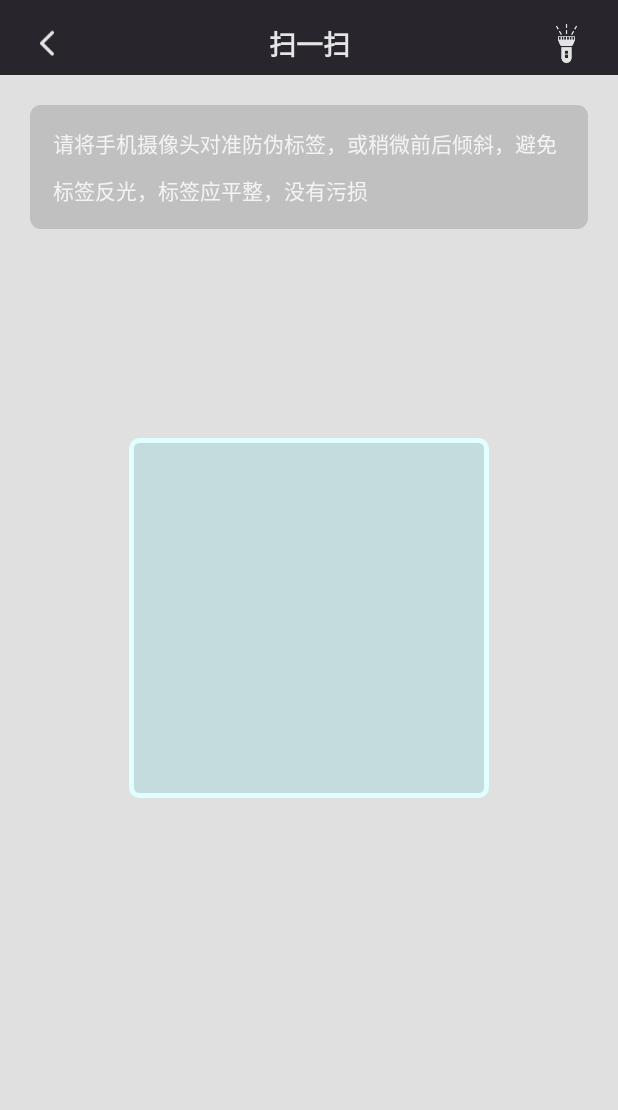
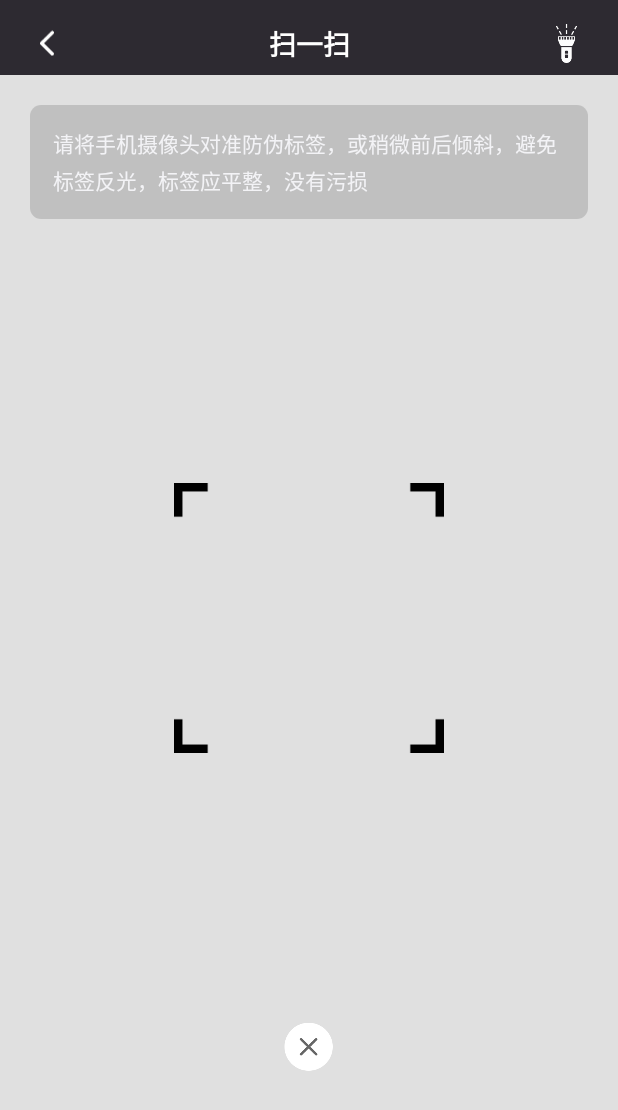
Before and after one commit to hehaihao/ScanSdk, an Android app: the HwScanApiActivity screen opened directly, with no data from a screen before it, on a phone screen of 412 x 824 dp. Shown: the top 1110 px of the screen. Run offline under Robolectric (Android 15) with nearby library versions, the light colour scheme and no system bars; libraries missing offline, so code that uses them is left out: com.huawei.hms; 6 statements that could not run were skipped.

Commit message:
优化华为扫码界面UI

```diff
--- a/scan_lib/src/main/java/com/xm6leefun/scan_lib/HwScanApiActivity.java
+++ b/scan_lib/src/main/java/com/xm6leefun/scan_lib/HwScanApiActivity.java
@@ -10,6 +10,8 @@ import android.provider.MediaStore;
 import android.text.TextUtils;
 import android.util.DisplayMetrics;
 import android.view.View;
+import android.view.animation.Animation;
+import android.view.animation.TranslateAnimation;
 import android.widget.FrameLayout;
 import android.widget.ImageView;
 import android.widget.LinearLayout;
@@ -28,6 +30,8 @@ public class HwScanApiActivity extends Activity {
 
     protected FrameLayout frameLayout;
     protected RemoteView remoteView;
+    private ImageView scan_area;
+    private ImageView iv_line;
     int mScreenWidth;
     int mScreenHeight;
     //The width and height of scan_view_finder is both 240 dp.
@@ -54,6 +58,8 @@ public class HwScanApiActivity extends Activity {
         super.onCreate(savedInstanceState);
         setContentView(R.layout.activity_hw_scan_api);
         // Bind the camera preview screen.
+        scan_area = findViewById(R.id.scan_area);
+        iv_line = findViewById(R.id.iv_line);
         frameLayout = findViewById(R.id.rim);
         tvTitle = findViewById(R.id.base_topBar_tv_title);
         tvTitle.setText(getString(R.string.scan_api_title));
@@ -92,6 +98,8 @@ public class HwScanApiActivity extends Activity {
         remoteView.onCreate(savedInstanceState);
         FrameLayout.LayoutParams params = new FrameLayout.LayoutParams(LinearLayout.LayoutParams.MATCH_PARENT, LinearLayout.LayoutParams.MATCH_PARENT);
         frameLayout.addView(remoteView, params);
+
+        animateLine();
     }
 
     /**
@@ -182,4 +190,24 @@ public class HwScanApiActivity extends Activity {
     public void rightClick(View view) {
         remoteView.switchLight();
     }
+
+    @Override
+    public void onWindowFocusChanged(boolean hasFocus) {
+        super.onWindowFocusChanged(hasFocus);
+        animateLine();
+    }
+
+    private void animateLine() {
+        // 模拟的mPreviewView的左右上下坐标坐标
+        int left = scan_area.getLeft() / 2;
+        int top = scan_area.getTop() + 30;
+        int bottom = scan_area.getBottom() - 50;
+
+        TranslateAnimation tAnim = new TranslateAnimation(0, 0, top, bottom);//设置视图上下移动的位置
+        tAnim .setDuration(1800);
+        tAnim .setRepeatCount(Animation.INFINITE);
+        tAnim .setRepeatMode(Animation.REVERSE);
+        iv_line.setAnimation(tAnim);
+        tAnim.startNow();
+    }
 }
--- a/scan_lib/src/main/res/drawable/cloors.xml
+++ b/scan_lib/src/main/res/drawable/cloors.xml
@@ -1,8 +1,8 @@
 <?xml version="1.0" encoding="utf-8"?>
 <shape xmlns:android="http://schemas.android.com/apk/res/android"
     android:shape="rectangle">
-    <stroke android:width="3dp" android:color="#e1ffff"/>
-    <solid android:color="#1f00BCD4"/>
+    <stroke android:width="3dp" android:color="#000"/>
+    <solid android:color="#00000000"/>
     <corners android:radius="5dip"/>
     <padding
         android:left="2dp"
--- a/scan_lib/src/main/res/layout/activity_hw_scan_api.xml
+++ b/scan_lib/src/main/res/layout/activity_hw_scan_api.xml
@@ -14,8 +14,6 @@
       android:layout_width="match_parent"
       android:layout_height="match_parent">
 
-    <include layout="@layout/scan_sdk_top_bar"/>
-
     <ImageView
         android:layout_width="match_parent"
         android:layout_height="match_parent"
@@ -30,18 +28,41 @@
         android:background="@drawable/shape_rectangle_a1_50a"
         android:textColor="#f3f3f6"
         android:text="@string/scan_api_tips"
-        android:lineSpacingMultiplier="1.5"
+        android:lineSpacingMultiplier="1.2"
         android:layout_margin="20dp"
         android:padding="15dp"
         android:layout_below="@id/base_topBar_lin_main"/>
 
     <ImageView
         android:id="@+id/scan_area"
-        android:layout_width="240dp"
-        android:layout_height="240dp"
+        android:layout_width="180dp"
+        android:layout_height="180dp"
         android:layout_centerInParent="true"
         android:layout_centerHorizontal="true"
-        android:background="@drawable/cloors" />
+        android:src="@mipmap/scan_api_scanner_bg" />
+
+    <ImageView
+        android:id="@+id/iv_line"
+        android:layout_width="120dp"
+        android:layout_height="5dp"
+        android:layout_centerHorizontal="true"
+        android:src="@mipmap/scan_api_scanner_line"
+        android:scaleType="fitXY"
+        />
+
+    <ImageView
+        android:id="@+id/iv_scan_close"
+        android:layout_width="wrap_content"
+        android:layout_height="wrap_content"
+        android:layout_alignParentBottom="true"
+        android:layout_centerHorizontal="true"
+        android:layout_marginBottom="100dp"
+        android:padding="10dp"
+        android:src="@mipmap/scan_close"
+        android:onClick="close"/>
+
+    <include layout="@layout/scan_sdk_top_bar"/>
+
   </RelativeLayout>
 
 </FrameLayout>
```
Also changed, not shown: scan_lib/src/main/res/mipmap-xxhdpi/scan_api_scanner_bg.png (added), scan_lib/src/main/res/mipmap-xxhdpi/scan_api_scanner_line.png (added).
